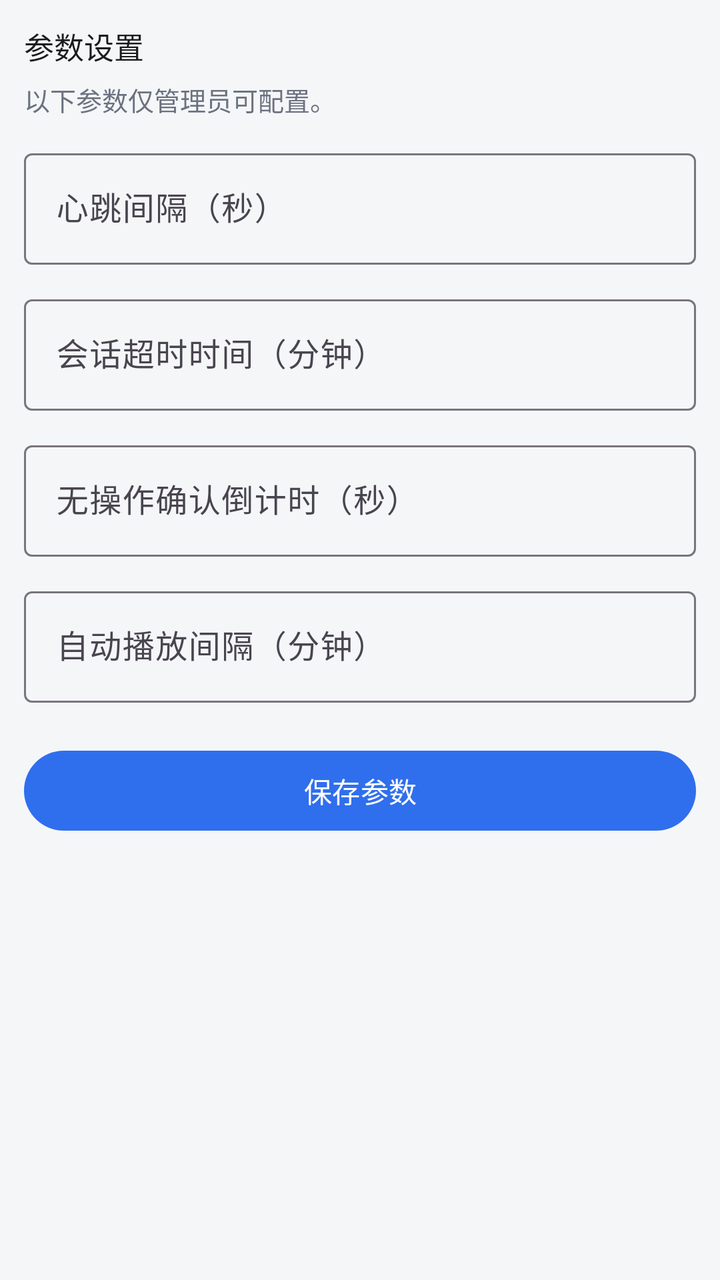
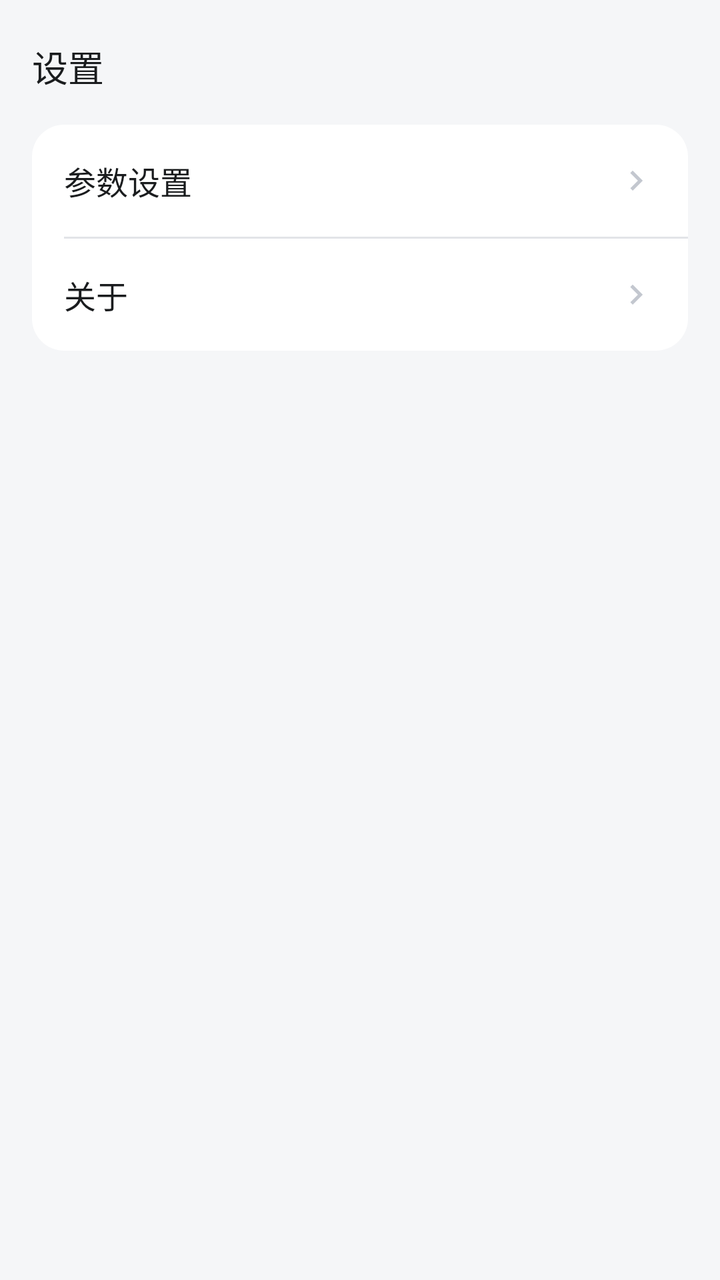

Screens rendered from an Android XML layout before and after an edit, with the pre-edit source and the edit as a unified diff.
<!-- AndroidManifest.xml: application theme Theme.LightShadowArtPhone -->
<!-- res/layout/view_settings.xml -->
<?xml version="1.0" encoding="utf-8"?>
<ScrollView xmlns:android="http://schemas.android.com/apk/res/android"
    android:layout_width="match_parent"
    android:layout_height="match_parent"
    android:fillViewport="true">

    <LinearLayout
        android:layout_width="match_parent"
        android:layout_height="wrap_content"
        android:orientation="vertical"
        android:paddingStart="12dp"
        android:paddingTop="12dp"
        android:paddingEnd="12dp"
        android:paddingBottom="12dp">

        <TextView
            style="@style/Text.Body"
            android:layout_width="match_parent"
            android:layout_height="wrap_content"
            android:text="@string/settings_title" />

        <TextView
            android:id="@+id/tv_settings_hint"
            style="@style/Text.Hint"
            android:layout_width="match_parent"
            android:layout_height="wrap_content"
            android:layout_marginTop="6dp"
            android:text="@string/settings_admin_hint" />

        <com.google.android.material.textfield.TextInputLayout
            style="@style/Widget.Material3.TextInputLayout.OutlinedBox"
            android:layout_width="match_parent"
            android:layout_height="wrap_content"
            android:layout_marginTop="12dp"
            android:hint="@string/settings_heartbeat">

            <com.google.android.material.textfield.TextInputEditText
                android:id="@+id/et_heartbeat"
                android:layout_width="match_parent"
                android:layout_height="wrap_content"
                android:inputType="number" />
        </com.google.android.material.textfield.TextInputLayout>

        <com.google.android.material.textfield.TextInputLayout
            style="@style/Widget.Material3.TextInputLayout.OutlinedBox"
            android:layout_width="match_parent"
            android:layout_height="wrap_content"
            android:layout_marginTop="12dp"
            android:hint="@string/settings_session_timeout">

            <com.google.android.material.textfield.TextInputEditText
                android:id="@+id/et_session_timeout"
                android:layout_width="match_parent"
                android:layout_height="wrap_content"
                android:inputType="number" />
        </com.google.android.material.textfield.TextInputLayout>

        <com.google.android.material.textfield.TextInputLayout
            style="@style/Widget.Material3.TextInputLayout.OutlinedBox"
            android:layout_width="match_parent"
            android:layout_height="wrap_content"
            android:layout_marginTop="12dp"
            android:hint="@string/settings_no_op_countdown">

            <com.google.android.material.textfield.TextInputEditText
                android:id="@+id/et_no_op_countdown"
                android:layout_width="match_parent"
                android:layout_height="wrap_content"
                android:inputType="number" />
        </com.google.android.material.textfield.TextInputLayout>

        <com.google.android.material.textfield.TextInputLayout
            style="@style/Widget.Material3.TextInputLayout.OutlinedBox"
            android:layout_width="match_parent"
            android:layout_height="wrap_content"
            android:layout_marginTop="12dp"
            android:hint="@string/settings_auto_play">

            <com.google.android.material.textfield.TextInputEditText
                android:id="@+id/et_auto_play"
                android:layout_width="match_parent"
                android:layout_height="wrap_content"
                android:inputType="number" />
        </com.google.android.material.textfield.TextInputLayout>

        <com.google.android.material.button.MaterialButton
            android:id="@+id/btn_settings_save"
            android:layout_width="match_parent"
            android:layout_height="wrap_content"
            android:layout_marginTop="20dp"
            android:text="@string/settings_save" />

    </LinearLayout>
</ScrollView>
<!-- resources referenced by this layout -->
<resources>
  <string name="settings_admin_hint">以下参数仅管理员可配置。</string>
  <string name="settings_auto_play">自动播放间隔（分钟）</string>
  <string name="settings_heartbeat">心跳间隔（秒）</string>
  <string name="settings_no_op_countdown">无操作确认倒计时（秒）</string>
  <string name="settings_save">保存参数</string>
  <string name="settings_session_timeout">会话超时时间（分钟）</string>
  <string name="settings_title">参数设置</string>
  <style name="Text.Body" parent="">
          <item name="android:textColor">@color/text_primary</item>
          <item name="android:textSize">15sp</item>
      </style>
  <style name="Text.Hint" parent="">
          <item name="android:textColor">@color/text_secondary</item>
          <item name="android:textSize">13sp</item>
      </style>
  <style name="Theme.LightShadowArtPhone" parent="Theme.Material3.Light.NoActionBar">
          <item name="colorPrimary">@color/primary</item>
          <item name="colorOnPrimary">#FFFFFF</item>
          <item name="android:colorBackground">@color/surface</item>
          <item name="android:statusBarColor">@color/card</item>
      </style>
  <color name="text_primary">#1A1C1E</color>
  <color name="text_secondary">#6B7280</color>
  <color name="primary">#2F6FED</color>
  <color name="surface">#F5F6F8</color>
  <color name="card">#FFFFFF</color>
</resources>

<!-- the commit's change to res/layout/view_settings.xml (unified diff, before → after) -->
@@ -1,94 +1,362 @@
 <?xml version="1.0" encoding="utf-8"?>
-<ScrollView xmlns:android="http://schemas.android.com/apk/res/android"
+<FrameLayout xmlns:android="http://schemas.android.com/apk/res/android"
     android:layout_width="match_parent"
-    android:layout_height="match_parent"
-    android:fillViewport="true">
-
-    <LinearLayout
+    android:layout_height="match_parent">
+
+    
+    <ScrollView
+        android:id="@+id/settings_menu"
         android:layout_width="match_parent"
-        android:layout_height="wrap_content"
-        android:orientation="vertical"
-        android:paddingStart="12dp"
-        android:paddingTop="12dp"
-        android:paddingEnd="12dp"
-        android:paddingBottom="12dp">
-
-        <TextView
-            style="@style/Text.Body"
+        android:layout_height="match_parent"
+        android:fillViewport="true">
+
+        <LinearLayout
             android:layout_width="match_parent"
             android:layout_height="wrap_content"
-            android:text="@string/settings_title" />
-
-        <TextView
-            android:id="@+id/tv_settings_hint"
-            style="@style/Text.Hint"
+            android:orientation="vertical"
+            android:paddingStart="16dp"
+            android:paddingTop="20dp"
+            android:paddingEnd="16dp"
+            android:paddingBottom="16dp">
+
+            <TextView
+                style="@style/Text.PageTitle"
+                android:layout_width="match_parent"
+                android:layout_height="wrap_content"
+                android:text="@string/tab_settings" />
+
+            
+            <TextView
+                android:id="@+id/tv_settings_identity"
+                style="@style/Text.Hint"
+                android:layout_width="match_parent"
+                android:layout_height="wrap_content"
+                android:layout_marginTop="4dp"
+                android:visibility="gone" />
+
+            
+            <LinearLayout
+                android:layout_width="match_parent"
+                android:layout_height="wrap_content"
+                android:layout_marginTop="16dp"
+                android:background="@drawable/bg_card"
+                android:orientation="vertical">
+
+                
+                <LinearLayout
+                    android:id="@+id/btn_settings_params"
+                    style="@style/Settings.Row.Clickable">
+
+                    <TextView
+                        style="@style/Text.RowTitle"
+                        android:layout_width="0dp"
+                        android:layout_height="wrap_content"
+                        android:layout_weight="1"
+                        android:text="@string/settings_title" />
+
+                    <ImageView
+                        android:layout_width="20dp"
+                        android:layout_height="20dp"
+                        android:contentDescription="@null"
+                        android:src="@drawable/ic_chevron_right" />
+                </LinearLayout>
+
+                <View
+                    android:layout_width="match_parent"
+                    android:layout_height="1dp"
+                    android:layout_marginStart="16dp"
+                    android:background="@color/divider" />
+
+                
+                <LinearLayout
+                    android:id="@+id/btn_settings_about"
+                    style="@style/Settings.Row.Clickable">
+
+                    <TextView
+                        style="@style/Text.RowTitle"
+                        android:layout_width="0dp"
+                        android:layout_height="wrap_content"
+                        android:layout_weight="1"
+                        android:text="@string/settings_about" />
+
+                    <ImageView
+                        android:layout_width="20dp"
+                        android:layout_height="20dp"
+                        android:contentDescription="@null"
+                        android:src="@drawable/ic_chevron_right" />
+                </LinearLayout>
+            </LinearLayout>
+        </LinearLayout>
+    </ScrollView>
+
+    
+    <ScrollView
+        android:id="@+id/settings_params_page"
+        android:layout_width="match_parent"
+        android:layout_height="match_parent"
+        android:fillViewport="true"
+        android:visibility="gone">
+
+        <LinearLayout
             android:layout_width="match_parent"
             android:layout_height="wrap_content"
-            android:layout_marginTop="6dp"
-            android:text="@string/settings_admin_hint" />
-
-        <com.google.android.material.textfield.TextInputLayout
-            style="@style/Widget.Material3.TextInputLayout.OutlinedBox"
+            android:orientation="vertical"
+            android:paddingStart="16dp"
+            android:paddingTop="20dp"
+            android:paddingEnd="16dp"
+            android:paddingBottom="16dp">
+
+            
+            <LinearLayout
+                android:layout_width="match_parent"
+                android:layout_height="wrap_content"
+                android:gravity="center_vertical"
+                android:orientation="horizontal">
+
+                <ImageButton
+                    android:id="@+id/btn_settings_params_back"
+                    android:layout_width="40dp"
+                    android:layout_height="40dp"
+                    android:background="?attr/selectableItemBackgroundBorderless"
+                    android:contentDescription="@string/action_back"
+                    android:padding="8dp"
+                    android:scaleType="centerInside"
+                    android:src="@drawable/ic_arrow_back" />
+
+                <TextView
+                    style="@style/Text.PageTitle"
+                    android:layout_width="wrap_content"
+                    android:layout_height="wrap_content"
+                    android:layout_marginStart="8dp"
+                    android:text="@string/settings_title" />
+            </LinearLayout>
+
+            <TextView
+                android:id="@+id/tv_settings_hint"
+                style="@style/Text.Hint"
+                android:layout_width="match_parent"
+                android:layout_height="wrap_content"
+                android:layout_marginTop="6dp"
+                android:text="@string/settings_admin_hint" />
+
+            
+            <LinearLayout
+                android:layout_width="match_parent"
+                android:layout_height="wrap_content"
+                android:layout_marginTop="16dp"
+                android:background="@drawable/bg_card"
+                android:orientation="vertical">
+
+                <LinearLayout style="@style/Settings.Row">
+
+                    <TextView
+                        style="@style/Text.RowTitle"
+                        android:layout_width="0dp"
+                        android:layout_height="wrap_content"
+                        android:layout_weight="1"
+                        android:text="@string/settings_heartbeat" />
+
+                    <EditText
+                        android:id="@+id/et_heartbeat"
+                        android:layout_width="120dp"
+                        android:layout_height="wrap_content"
+                        android:background="@null"
+                        android:gravity="end"
+                        android:inputType="number"
+                        android:singleLine="true"
+                        android:textColor="@color/text_primary"
+                        android:textSize="16sp" />
+                </LinearLayout>
+
+                <View
+                    android:layout_width="match_parent"
+                    android:layout_height="1dp"
+                    android:layout_marginStart="16dp"
+                    android:background="@color/divider" />
+
+                <LinearLayout style="@style/Settings.Row">
+
+                    <TextView
+                        style="@style/Text.RowTitle"
+                        android:layout_width="0dp"
+                        android:layout_height="wrap_content"
+                        android:layout_weight="1"
+                        android:text="@string/settings_session_timeout" />
+
+                    <EditText
+                        android:id="@+id/et_session_timeout"
+                        android:layout_width="120dp"
+                        android:layout_height="wrap_content"
+                        android:background="@null"
+                        android:gravity="end"
+                        android:inputType="number"
+                        android:singleLine="true"
+                        android:textColor="@color/text_primary"
+                        android:textSize="16sp" />
+                </LinearLayout>
+
+                <View
+                    android:layout_width="match_parent"
+                    android:layout_height="1dp"
+                    android:layout_marginStart="16dp"
+                    android:background="@color/divider" />
+
+                <LinearLayout style="@style/Settings.Row">
+
+                    <TextView
+                        style="@style/Text.RowTitle"
+                        android:layout_width="0dp"
+                        android:layout_height="wrap_content"
+                        android:layout_weight="1"
+                        android:text="@string/settings_no_op_countdown" />
+
+                    <EditText
+                        android:id="@+id/et_no_op_countdown"
+                        android:layout_width="120dp"
+                        android:layout_height="wrap_content"
+                        android:background="@null"
+                        android:gravity="end"
+                        android:inputType="number"
+                        android:singleLine="true"
+                        android:textColor="@color/text_primary"
+                        android:textSize="16sp" />
+                </LinearLayout>
+
+                <View
+                    android:layout_width="match_parent"
+                    android:layout_height="1dp"
+                    android:layout_marginStart="16dp"
+                    android:background="@color/divider" />
+
+                <LinearLayout style="@style/Settings.Row">
+
+                    <TextView
+                        style="@style/Text.RowTitle"
+                        android:layout_width="0dp"
+                        android:layout_height="wrap_content"
+                        android:layout_weight="1"
+                        android:text="@string/settings_auto_play" />
+
+                    <EditText
+                        android:id="@+id/et_auto_play"
+                        android:layout_width="120dp"
+                        android:layout_height="wrap_content"
+                        android:background="@null"
+                        android:gravity="end"
+                        android:inputType="number"
+                        android:singleLine="true"
+                        android:textColor="@color/text_primary"
+                        android:textSize="16sp" />
+                </LinearLayout>
+            </LinearLayout>
+
+            <com.google.android.material.button.MaterialButton
+                android:id="@+id/btn_settings_save"
+                android:layout_width="match_parent"
+                android:layout_height="wrap_content"
+                android:layout_marginTop="20dp"
+                android:text="@string/settings_save" />
+        </LinearLayout>
+    </ScrollView>
+
+    
+    <ScrollView
+        android:id="@+id/settings_about_page"
+        android:layout_width="match_parent"
+        android:layout_height="match_parent"
+        android:fillViewport="true"
+        android:visibility="gone">
+
+        <LinearLayout
             android:layout_width="match_parent"
             android:layout_height="wrap_content"
-            android:layout_marginTop="12dp"
-            android:hint="@string/settings_heartbeat">
-
-            <com.google.android.material.textfield.TextInputEditText
-                android:id="@+id/et_heartbeat"
-                android:layout_width="match_parent"
-                android:layout_height="wrap_content"
-                android:inputType="number" />
-        </com.google.android.material.textfield.TextInputLayout>
-
-        <com.google.android.material.textfield.TextInputLayout
-            style="@style/Widget.Material3.TextInputLayout.OutlinedBox"
-            android:layout_width="match_parent"
-            android:layout_height="wrap_content"
-            android:layout_marginTop="12dp"
-            android:hint="@string/settings_session_timeout">
-
-            <com.google.android.material.textfield.TextInputEditText
-                android:id="@+id/et_session_timeout"
-                android:layout_width="match_parent"
-                android:layout_height="wrap_content"
-                android:inputType="number" />
-        </com.google.android.material.textfield.TextInputLayout>
-
-        <com.google.android.material.textfield.TextInputLayout
-            style="@style/Widget.Material3.TextInputLayout.OutlinedBox"
-            android:layout_width="match_parent"
-            android:layout_height="wrap_content"
-            android:layout_marginTop="12dp"
-            android:hint="@string/settings_no_op_countdown">
-
-            <com.google.android.material.textfield.TextInputEditText
-                android:id="@+id/et_no_op_countdown"
-                android:layout_width="match_parent"
-                android:layout_height="wrap_content"
-                android:inputType="number" />
-        </com.google.android.material.textfield.TextInputLayout>
-
-        <com.google.android.material.textfield.TextInputLayout
-            style="@style/Widget.Material3.TextInputLayout.OutlinedBox"
-            android:layout_width="match_parent"
-            android:layout_height="wrap_content"
-            android:layout_marginTop="12dp"
-            android:hint="@string/settings_auto_play">
-
-            <com.google.android.material.textfield.TextInputEditText
-                android:id="@+id/et_auto_play"
-                android:layout_width="match_parent"
-                android:layout_height="wrap_content"
-                android:inputType="number" />
-        </com.google.android.material.textfield.TextInputLayout>
-
-        <com.google.android.material.button.MaterialButton
-            android:id="@+id/btn_settings_save"
-            android:layout_width="match_parent"
-            android:layout_height="wrap_content"
-            android:layout_marginTop="20dp"
-            android:text="@string/settings_save" />
-
-    </LinearLayout>
-</ScrollView>
+            android:orientation="vertical"
+            android:paddingStart="16dp"
+            android:paddingTop="20dp"
+            android:paddingEnd="16dp"
+            android:paddingBottom="16dp">
+
+            
+            <LinearLayout
+                android:layout_width="match_parent"
+                android:layout_height="wrap_content"
+                android:gravity="center_vertical"
+                android:orientation="horizontal">
+
+                <ImageButton
+                    android:id="@+id/btn_settings_about_back"
+                    android:layout_width="40dp"
+                    android:layout_height="40dp"
+                    android:background="?attr/selectableItemBackgroundBorderless"
+                    android:contentDescription="@string/action_back"
+                    android:padding="8dp"
+                    android:scaleType="centerInside"
+                    android:src="@drawable/ic_arrow_back" />
+
+                <TextView
+                    style="@style/Text.PageTitle"
+                    android:layout_width="wrap_content"
+                    android:layout_height="wrap_content"
+                    android:layout_marginStart="8dp"
+                    android:text="@string/settings_about" />
+            </LinearLayout>
+
+            
+            <LinearLayout
+                android:layout_width="match_parent"
+                android:layout_height="wrap_content"
+                android:layout_marginTop="16dp"
+                android:background="@drawable/bg_card"
+                android:orientation="vertical">
+
+                <LinearLayout style="@style/Settings.Row">
+
+                    <TextView
+                        style="@style/Text.RowTitle"
+                        android:layout_width="0dp"
+                        android:layout_height="wrap_content"
+                        android:layout_weight="1"
+                        android:text="@string/about_label_mobile_version" />
+
+                    <TextView
+                        android:id="@+id/tv_about_mobile_version"
+                        style="@style/Text.RowValue"
+                        android:layout_width="wrap_content"
+                        android:layout_height="wrap_content" />
+                </LinearLayout>
+
+                <View
+                    android:layout_width="match_parent"
+                    android:layout_height="1dp"
+                    android:layout_marginStart="16dp"
+                    android:background="@color/divider" />
+
+                <LinearLayout style="@style/Settings.Row">
+
+                    <TextView
+                        style="@style/Text.RowTitle"
+                        android:layout_width="0dp"
+                        android:layout_height="wrap_content"
+                        android:layout_weight="1"
+                        android:text="@string/about_label_device_version" />
+
+                    <TextView
+                        android:id="@+id/tv_about_device_version"
+                        style="@style/Text.RowValue"
+                        android:layout_width="wrap_content"
+                        android:layout_height="wrap_content" />
+                </LinearLayout>
+            </LinearLayout>
+
+            
+            <TextView
+                android:id="@+id/tv_about_copyright"
+                style="@style/Text.Hint"
+                android:layout_width="match_parent"
+                android:layout_height="wrap_content"
+                android:layout_marginTop="24dp"
+                android:gravity="center" />
+        </LinearLayout>
+    </ScrollView>
+
+</FrameLayout>
<!-- resource entries referenced after the edit -->
@@ -1,5 +1,6 @@
 <!-- resources referenced by this layout -->
 <resources>
+  <color name="divider">#E2E4E8</color>
   <string name="settings_admin_hint">以下参数仅管理员可配置。</string>
   <string name="settings_auto_play">自动播放间隔（分钟）</string>
   <string name="settings_heartbeat">心跳间隔（秒）</string>
@@ -7,13 +8,37 @@
   <string name="settings_save">保存参数</string>
   <string name="settings_session_timeout">会话超时时间（分钟）</string>
   <string name="settings_title">参数设置</string>
-  <style name="Text.Body" parent="">
-          <item name="android:textColor">@color/text_primary</item>
-          <item name="android:textSize">15sp</item>
+  <string name="tab_settings">设置</string>
+  <style name="Settings.Row" parent="">
+          <item name="android:layout_width">match_parent</item>
+          <item name="android:layout_height">wrap_content</item>
+          <item name="android:minHeight">56dp</item>
+          <item name="android:orientation">horizontal</item>
+          <item name="android:gravity">center_vertical</item>
+          <item name="android:paddingStart">16dp</item>
+          <item name="android:paddingEnd">16dp</item>
+      </style>
+  <style name="Settings.Row.Clickable" parent="Settings.Row">
+          <item name="android:clickable">true</item>
+          <item name="android:focusable">true</item>
+          <item name="android:background">?attr/selectableItemBackground</item>
       </style>
   <style name="Text.Hint" parent="">
           <item name="android:textColor">@color/text_secondary</item>
           <item name="android:textSize">13sp</item>
+      </style>
+  <style name="Text.PageTitle" parent="">
+          <item name="android:textColor">@color/text_primary</item>
+          <item name="android:textSize">18sp</item>
+          <item name="android:textStyle">normal</item>
+      </style>
+  <style name="Text.RowTitle" parent="">
+          <item name="android:textColor">@color/text_primary</item>
+          <item name="android:textSize">16sp</item>
+      </style>
+  <style name="Text.RowValue" parent="">
+          <item name="android:textColor">@color/text_secondary</item>
+          <item name="android:textSize">15sp</item>
       </style>
   <style name="Theme.LightShadowArtPhone" parent="Theme.Material3.Light.NoActionBar">
           <item name="colorPrimary">@color/primary</item>
@@ -22,9 +47,43 @@
           <item name="android:statusBarColor">@color/card</item>
       </style>
   <color name="text_primary">#1A1C1E</color>
+  <!-- drawable bg_card (drawable) -->
+  <?xml version="1.0" encoding="utf-8"?>
+  <shape xmlns:android="http://schemas.android.com/apk/res/android"
+      android:shape="rectangle">
+      <solid android:color="@color/card" />
+      <corners android:radius="16dp" />
+  </shape>
+  <!-- drawable ic_arrow_back (drawable) -->
+  <?xml version="1.0" encoding="utf-8"?>
+  <vector xmlns:android="http://schemas.android.com/apk/res/android"
+      android:width="24dp"
+      android:height="24dp"
+      android:viewportWidth="24"
+      android:viewportHeight="24">
+      <path
+          android:fillColor="@color/text_primary"
+          android:pathData="M20,11H7.83l5.59,-5.59L12,4l-8,8 8,8 1.41,-1.41L7.83,13H20v-2z" />
+  </vector>
+  <!-- drawable ic_chevron_right (drawable) -->
+  <?xml version="1.0" encoding="utf-8"?>
+  <vector xmlns:android="http://schemas.android.com/apk/res/android"
+      android:width="20dp"
+      android:height="20dp"
+      android:viewportWidth="24"
+      android:viewportHeight="24">
+      <path
+          android:fillColor="@color/icon_muted"
+          android:pathData="M10,6L8.59,7.41 13.17,12l-4.58,4.59L10,18l6,-6z" />
+  </vector>
+  <string name="about_label_device_version">设备端版本</string>
+  <string name="about_label_mobile_version">移动端版本</string>
+  <string name="action_back">返回</string>
+  <string name="settings_about">关于</string>
   <color name="text_secondary">#6B7280</color>
   <color name="primary">#2F6FED</color>
   <color name="surface">#F5F6F8</color>
   <color name="card">#FFFFFF</color>
+  <color name="icon_muted">#C3C7CF</color>
 </resources>
 
